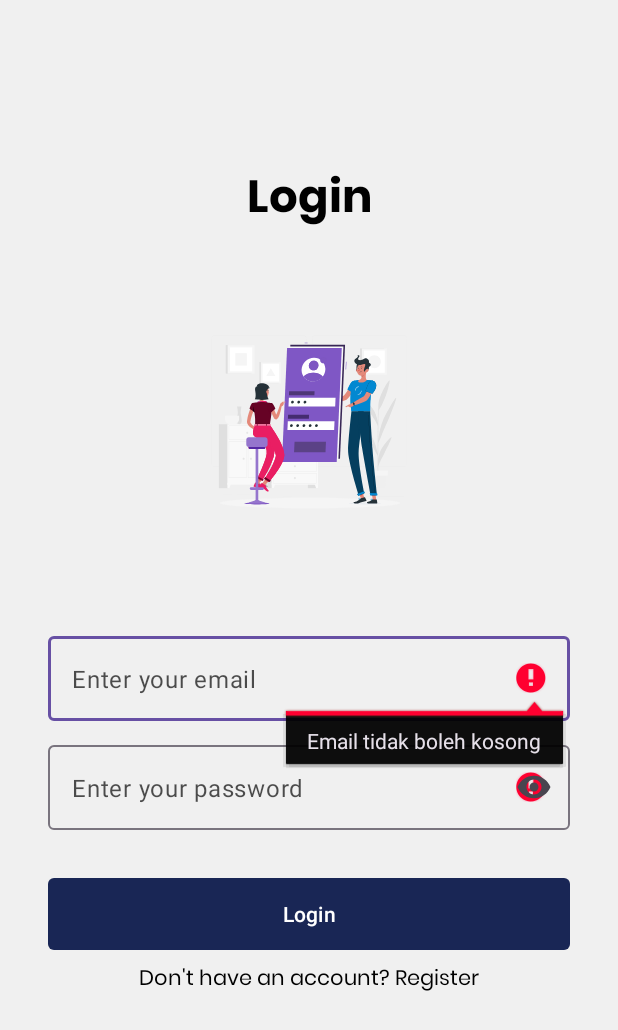
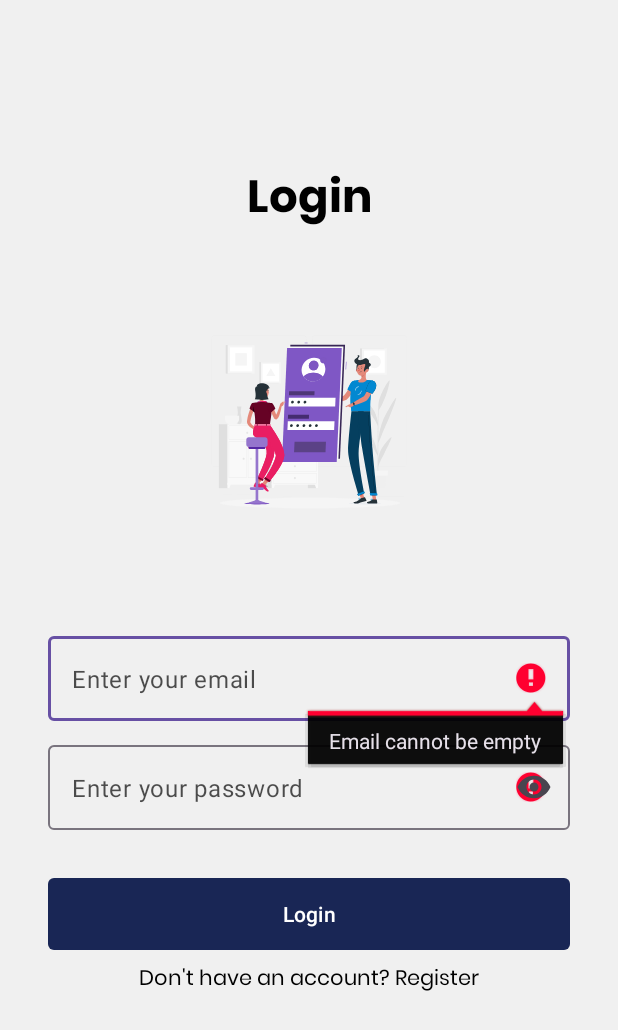
Before and after one commit to kevinmf1/PlayerPedia, an Android app: the screen it shows after launch (LoginActivity), after a tap on "Login", on a phone screen of 412 x 824 dp. Shown: the top 1030 px of the screen. Run offline under Robolectric (Android 15) with nearby library versions, the phone set to English and light mode, and no system bars.

Commit message:
chore: migrate layout from viewbinding to databinding, move hardcode string into string resource, delete login check

```diff
--- a/app/src/main/java/com/vinz/playerpedia/activity/login/LoginActivity.kt
+++ b/app/src/main/java/com/vinz/playerpedia/activity/login/LoginActivity.kt
@@ -4,10 +4,8 @@ import android.content.Intent
 import android.os.Bundle
 import android.widget.Toast
 import androidx.appcompat.app.AppCompatActivity
-import androidx.databinding.DataBindingUtil
 import androidx.lifecycle.ViewModelProvider
 import com.vinz.playerpedia.R
-import com.vinz.playerpedia.activity.home.HomeViewModel
 import com.vinz.playerpedia.activity.home.MainActivity
 import com.vinz.playerpedia.activity.register.RegisterActivity
 import com.vinz.playerpedia.core.di.UserViewModelFactory
@@ -20,15 +18,8 @@ class LoginActivity : AppCompatActivity() {
 
     override fun onCreate(savedInstanceState: Bundle?) {
         super.onCreate(savedInstanceState)
-        binding = DataBindingUtil.setContentView(this, R.layout.activity_login)
-
-        val sharedPreferences = getSharedPreferences("isUserLogin", MODE_PRIVATE)
-        val isUserLogin = sharedPreferences.getBoolean("isUserLogin", false)
-        if (isUserLogin) {
-            val intent = Intent(this, MainActivity::class.java)
-            startActivity(intent)
-            finishAffinity()
-        }
+        binding = ActivityLoginBinding.inflate(layoutInflater)
+        setContentView(binding.root)
 
         onClick()
     }
@@ -68,7 +59,7 @@ class LoginActivity : AppCompatActivity() {
                 startActivity(intent)
                 finishAffinity()
             } else {
-                Toast.makeText(this, "Email atau password salah", Toast.LENGTH_SHORT).show()
+                Toast.makeText(this, getString(R.string.wrong_data), Toast.LENGTH_SHORT).show()
             }
         }
     }
@@ -76,17 +67,17 @@ class LoginActivity : AppCompatActivity() {
     private fun validationInput(): Boolean {
         var countError = 0
         if (binding.etEmail.text.toString().isEmpty()) {
-            binding.etEmail.error = "Email tidak boleh kosong"
+            binding.etEmail.error = getString(R.string.error_empty_email)
             countError++
         } else if (!android.util.Patterns.EMAIL_ADDRESS.matcher(binding.etEmail.text.toString())
                 .matches()
         ) {
-            binding.etEmail.error = "Email tidak valid"
+            binding.etEmail.error = getString(R.string.error_email_not_valid)
             countError++
         }
 
         if (binding.etPassword.text.toString().isEmpty()) {
-            binding.etPassword.error = "Password tidak boleh kosong"
+            binding.etPassword.error = getString(R.string.error_empty_password)
             countError++
         }
         return countError <= 0
```
